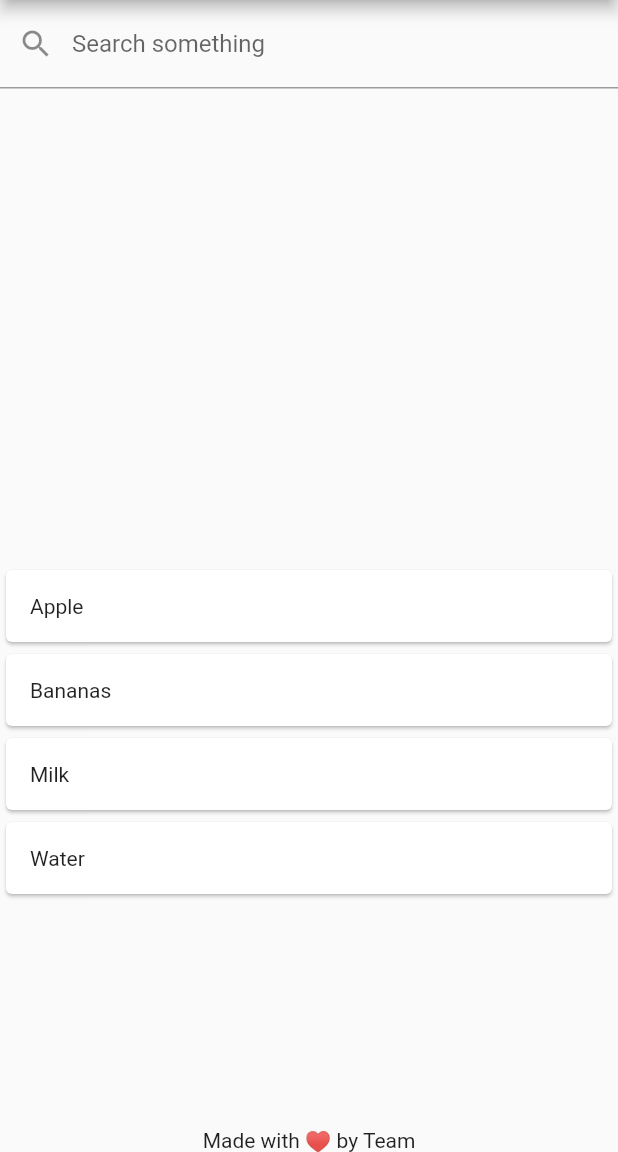
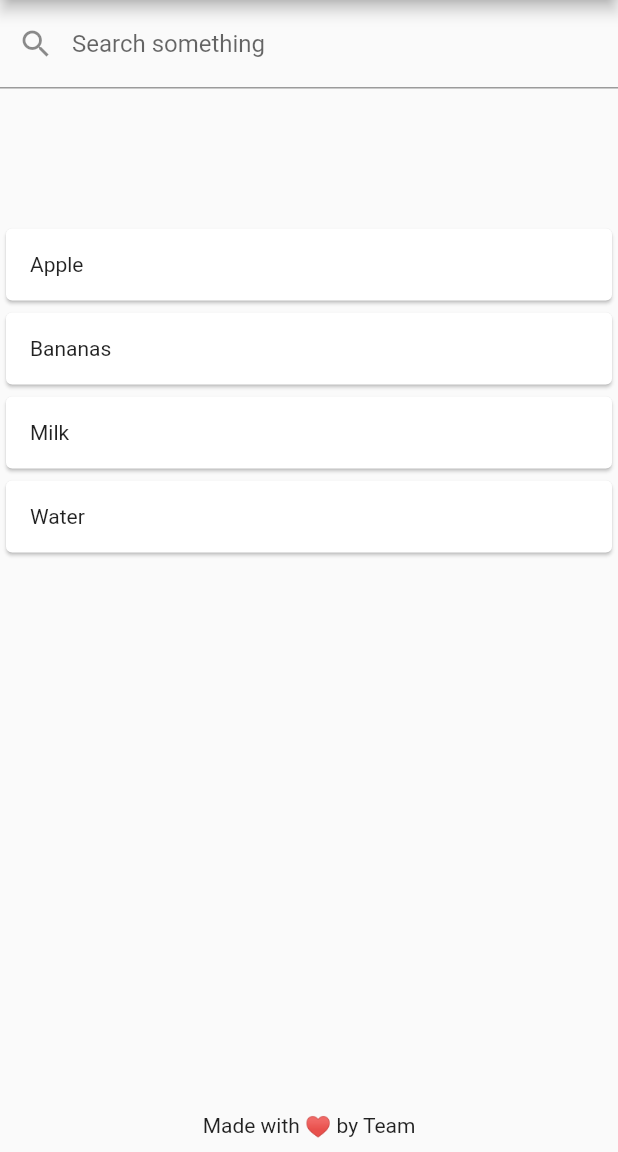
Before and after one commit to alice-0-kim/flutter-app, a Flutter app: the screen it shows after launch, on a phone screen of 412 x 824 dp, the part 84-1236 px from its top. Run offline on Flutter 3.47's test engine with Material 2 defaults, Android fonts, the phone set to English and light mode, and no system bars.

Commit message:
Prettify search page

```diff
--- a/lib/main.dart
+++ b/lib/main.dart
@@ -78,16 +78,23 @@ class _MyHomePageState extends State<MyHomePage> {
   }
 
 //  int counter = 0;
+  List<Constant> choices = [Constant.Logout, Constant.Settings, Constant.Sound];
+  List<String>   items   = [];
+  TextEditingController controller = TextEditingController();
+  String filter;
+
+  Card _card(int index) {
+    return Card(child: Padding(padding: const EdgeInsets.all(16.0), child: Text(items[index])));
+  }
+
+  bool _contains(int index) {
+    return filter == null || filter == "" || items[index].toLowerCase().contains(filter.toLowerCase());
+  }
 
   void choiceAction(Constant choice) {
     print(choice.toString().substring(9));
   }
 
-  List<Constant> choices = <Constant> [Constant.Logout, Constant.Settings, Constant.Sound];
-
-  List<String> items = <String> [];
-  TextEditingController controller = TextEditingController();
-  String filter;
 
   @override
   initState() {
@@ -145,13 +152,15 @@ class _MyHomePageState extends State<MyHomePage> {
                 child: ListView.builder(
                   itemCount: items.length,
                   itemBuilder: (BuildContext context, int index) {
-                    return filter == null || filter == "" ? Card(child: Padding(padding: const EdgeInsets.all(16.0), child: Text(items[index])))
-                        : items[index].toLowerCase().contains(filter.toLowerCase()) ? Card(child: Text(items[index]))
-                        : Container();
+                    return _contains(index) ? _card(index) : Container();
                   },
+                  physics: BouncingScrollPhysics(),
+                  padding: EdgeInsets.all(0.0),
                 ),
+                flex: 4,
               ),
-              Text("Made with ♥️ by Team")
+              Text("Made with ♥️ by Team"),
+              Padding(padding: EdgeInsets.only(bottom: 10.0)),
             ],
           ),
         ),
```
